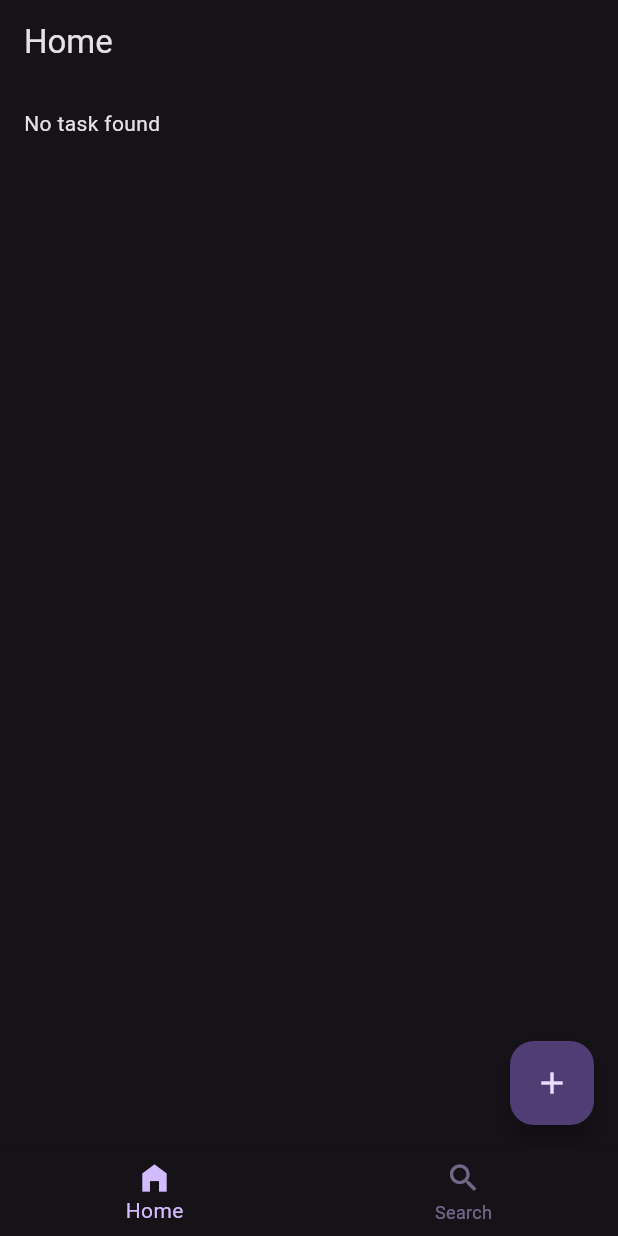
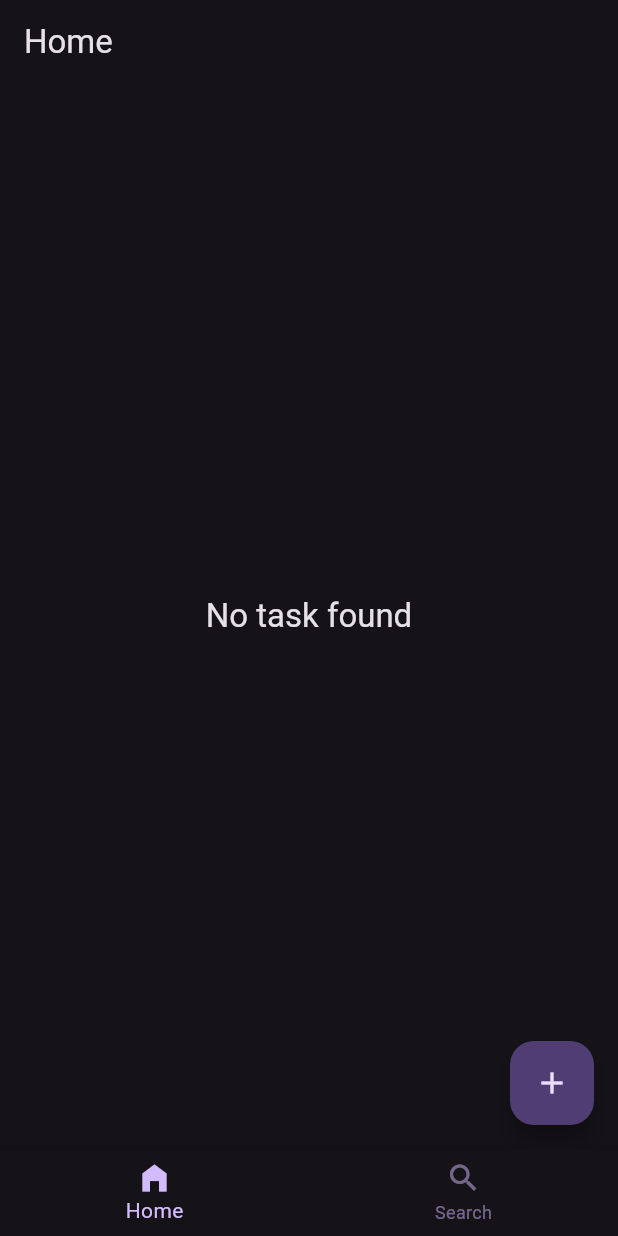
Before and after one commit to hinasahammed/todify, a Flutter app: the screen it shows after launch, on a phone screen of 412 x 824 dp. Run offline on Flutter 3.47's test engine with Material 3 defaults, Android fonts, the phone set to English and light mode, and no system bars; our stand-ins replace another_flushbar, gap, shared_preferences.

Commit message:
some changes

```diff
--- a/lib/view/home/home_view.dart
+++ b/lib/view/home/home_view.dart
@@ -15,15 +15,19 @@ class HomeView extends StatelessWidget {
       body: SafeArea(
         child: Padding(
           padding: const EdgeInsets.all(16.0),
-          child: Column(
-            children: [
-              FutureBuilder(
+          child: FutureBuilder(
             future: HomeServices().fetchTask(),
             builder: (context, snapshot) {
               if (snapshot.data == null ||
                   snapshot.data!.isEmpty ||
                   !snapshot.hasData) {
-                    return const Text("No task found");
+                return Center(
+                    child: Text(
+                  "No task found",
+                  style: theme.textTheme.titleLarge!.copyWith(
+                    color: theme.colorScheme.onSurface,
+                  ),
+                ));
               } else {
                 return ListView.builder(
                   itemCount: snapshot.data!.length,
@@ -46,8 +50,8 @@ class HomeView extends StatelessWidget {
                             return Text(
                               snapshot.data![index],
                               style: theme.textTheme.labelLarge!.copyWith(
-                                    color: theme.colorScheme.primary
-                                        .withOpacity(.4),
+                                color:
+                                    theme.colorScheme.primary.withOpacity(.4),
                               ),
                             );
                           }
@@ -63,8 +67,6 @@ class HomeView extends StatelessWidget {
               }
             },
           ),
-            ],
-          ),
         ),
       ),
       floatingActionButton: FloatingActionButton(
```
Lines whose indentation alone changed are shown as unchanged.
